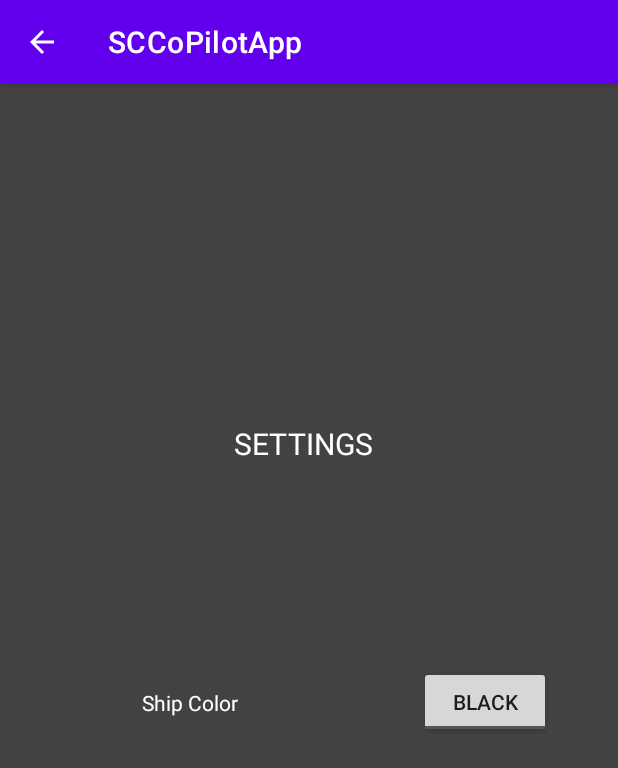
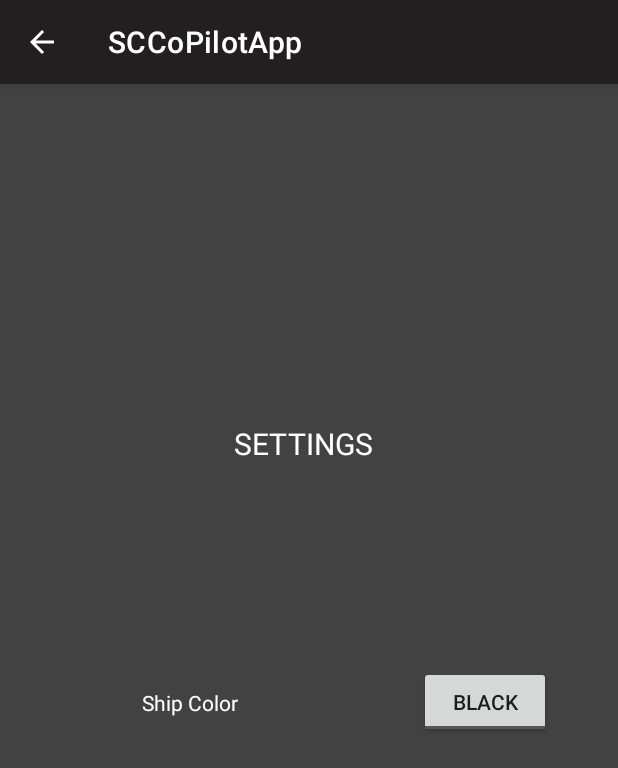
Before and after one commit to greggriffin2/Desktop-MobileGame_v2, an Android app: the SettingsActivity screen opened directly, with no data from a screen before it, on a phone screen of 412 x 824 dp. Shown: the top 768 px of the screen. Run offline under Robolectric (Android 15) with nearby library versions, the phone set to English and light mode, and no system bars.

Commit message:
Colors and Themes
Committed the updated color and theme file to work on styling.

```diff
--- a/SCCoPilotApp/app/src/main/java/com/example/sccopilotapp/MainActivity.java
+++ b/SCCoPilotApp/app/src/main/java/com/example/sccopilotapp/MainActivity.java
@@ -79,4 +79,5 @@ public class MainActivity extends AppCompatActivity {
                     Toast.LENGTH_LONG).show();
         }
     }
+
 }
--- a/SCCoPilotApp/app/src/main/res/values/themes.xml
+++ b/SCCoPilotApp/app/src/main/res/values/themes.xml
@@ -2,9 +2,9 @@
     <!-- Base application theme. -->
     <style name="Theme.SCCoPilotApp" parent="Theme.MaterialComponents.DayNight.DarkActionBar">
         <!-- Primary brand color. -->
-        <item name="colorPrimary">@color/purple_500</item>
-        <item name="colorPrimaryVariant">@color/purple_700</item>
-        <item name="colorOnPrimary">@color/white</item>
+        <item name="colorPrimary">@color/lampBlack</item>
+        <item name="colorPrimaryVariant">@color/lampBlack</item>
+        <item name="colorOnPrimary">@color/darkGray</item>
         <!-- Secondary brand color. -->
         <item name="colorSecondary">@color/teal_200</item>
         <item name="colorSecondaryVariant">@color/teal_700</item>
@@ -12,5 +12,6 @@
         <!-- Status bar color. -->
         <item name="android:statusBarColor" tools:targetApi="l">?attr/colorPrimaryVariant</item>
         <!-- Customize your theme here. -->
+
     </style>
 </resources>
```
Also changed, not shown: SCCoPilotApp/app/src/main/res/values/colors.xml (+12 -0 lines).
